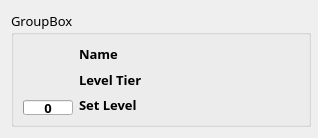
Above: Profile/ui/equip_widget.ui from Wseop/Qt_LoaTools before the change. Below: the same form after it.
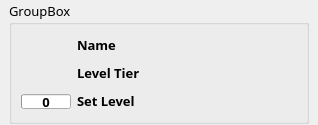
That is the form after the change.

Patch:
```diff
--- a/Profile/ui/equip_widget.ui
+++ b/Profile/ui/equip_widget.ui
@@ -26,6 +26,21 @@
    <string>Form</string>
   </property>
   <layout class="QHBoxLayout" name="horizontalLayout">
+   <property name="spacing">
+    <number>1</number>
+   </property>
+   <property name="leftMargin">
+    <number>1</number>
+   </property>
+   <property name="topMargin">
+    <number>1</number>
+   </property>
+   <property name="rightMargin">
+    <number>1</number>
+   </property>
+   <property name="bottomMargin">
+    <number>1</number>
+   </property>
    <item>
     <widget class="QGroupBox" name="groupEquip">
      <property name="minimumSize">
```
